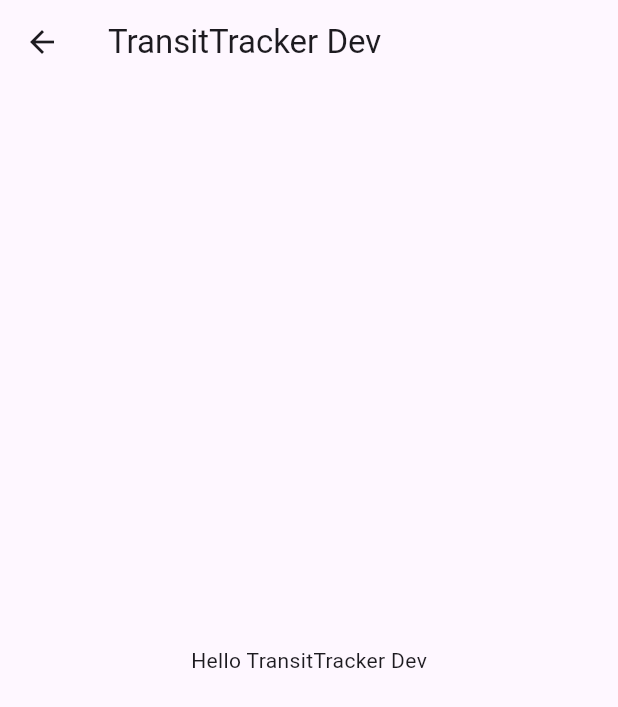
After one commit to Ricardocrespo/transit_tracker, a Flutter app: the MyHomePage screen opened directly, on a phone screen of 412 x 824 dp. The commit adds this screen. Shown: the top 707 px of the screen. Run offline on Flutter 3.47's test engine with Material 3 defaults, Android fonts, the phone set to English and light mode, and no system bars; our stand-ins replace flutter_cache_manager, flutter_dotenv, flutter_map, latlong2.

Commit message:
Environment flavor implementation (#2)
* Added environment flavor

* Deleted duplicated dependency

* Fixed flavor params

```diff
--- /dev/null
+++ b/lib/flavors.dart
@@ -0,0 +1,20 @@
+enum Flavor {
+  dev,
+  prod,
+}
+
+class F {
+  static late final Flavor appFlavor;
+
+  static String get name => appFlavor.name;
+
+  static String get title {
+    switch (appFlavor) {
+      case Flavor.dev:
+        return 'TransitTracker Dev';
+      case Flavor.prod:
+        return 'TransitTracker';
+    }
+  }
+
+}
--- /dev/null
+++ b/lib/pages/my_home_page.dart
@@ -0,0 +1,14 @@
+import 'package:flutter/material.dart';
+import '../flavors.dart';
+
+class MyHomePage extends StatelessWidget {
+  const MyHomePage({super.key});
+
+  @override
+  Widget build(BuildContext context) {
+    return Scaffold(
+      appBar: AppBar(title: Text(F.title)),
+      body: Center(child: Text('Hello ${F.title}')),
+    );
+  }
+}
```
Also changed, not shown: lib/app.dart (added, +33 -0 lines), lib/main.dart (+25 -20 lines), lib/screens/map_screen.dart (+7 -2 lines), pubspec.yaml (+31 -4 lines), pubspec.lock, 71 other files.
